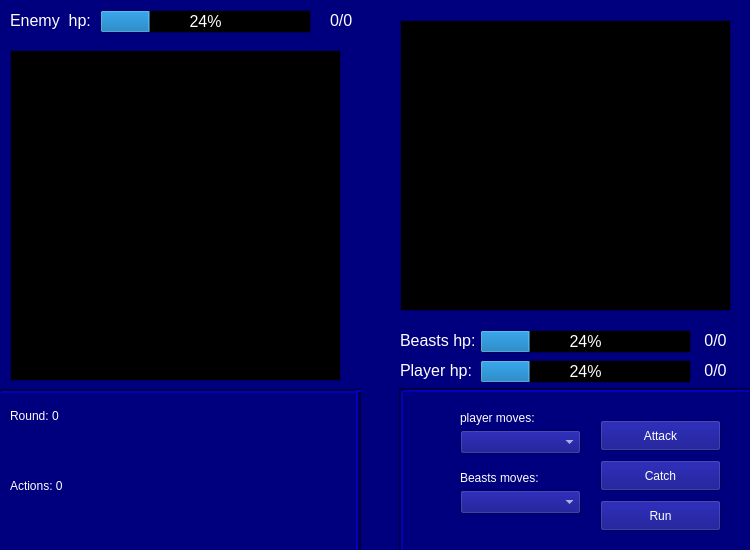
The window that battlescreen.ui (BeatsByDour/QT_Cplusplus_Opdracht) describes before a commit, drawn with Qt 5.
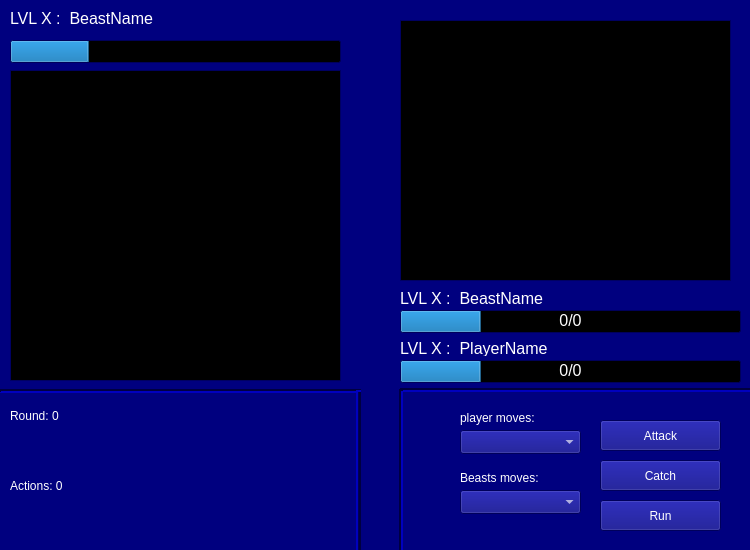
The same window after the commit.

Commit message:
added functionality to battlescreen
the buttons and the combobox in the battlescreen work and let the battle
take place, the labels with the hp,lvl and name are also working
together with the progresbar as hp bar

the only issue is that the whole batlle seauence happens at once after
the first move.

```diff
--- a/battlescreen.ui
+++ b/battlescreen.ui
@@ -557,7 +557,7 @@
     <string>player moves:</string>
    </property>
   </widget>
-  <widget class="QLabel" name="label_2">
+  <widget class="QLabel" name="lbl_Beasts_Moves_Text">
    <property name="geometry">
     <rect>
      <x>460</x>
@@ -607,12 +607,12 @@
     <enum>Qt::Orientation::Vertical</enum>
    </property>
   </widget>
-  <widget class="QProgressBar" name="progressBar">
+  <widget class="QProgressBar" name="pbr_Player">
    <property name="geometry">
     <rect>
-     <x>480</x>
+     <x>400</x>
      <y>360</y>
-     <width>211</width>
+     <width>341</width>
      <height>23</height>
     </rect>
    </property>
@@ -624,31 +624,16 @@
    <property name="value">
     <number>24</number>
    </property>
-  </widget>
-  <widget class="QLabel" name="label_3">
-   <property name="geometry">
-    <rect>
-     <x>400</x>
-     <y>360</y>
-     <width>71</width>
-     <height>21</height>
-    </rect>
-   </property>
-   <property name="font">
-    <font>
-     <pointsize>12</pointsize>
-    </font>
-   </property>
-   <property name="text">
-    <string>Player hp:</string>
+   <property name="textVisible">
+    <bool>false</bool>
    </property>
   </widget>
   <widget class="QLabel" name="lbl_P_Hp_Value">
    <property name="geometry">
     <rect>
-     <x>690</x>
+     <x>400</x>
      <y>360</y>
-     <width>51</width>
+     <width>341</width>
      <height>21</height>
     </rect>
    </property>
@@ -664,30 +649,12 @@
     <set>Qt::AlignmentFlag::AlignCenter</set>
    </property>
   </widget>
-  <widget class="QLabel" name="label_5">
-   <property name="geometry">
-    <rect>
-     <x>400</x>
-     <y>330</y>
-     <width>81</width>
-     <height>21</height>
-    </rect>
-   </property>
-   <property name="font">
-    <font>
-     <pointsize>12</pointsize>
-    </font>
-   </property>
-   <property name="text">
-    <string>Beasts hp:</string>
-   </property>
-  </widget>
   <widget class="QLabel" name="lbl_B_hp_Value">
    <property name="geometry">
     <rect>
-     <x>690</x>
-     <y>330</y>
-     <width>51</width>
+     <x>400</x>
+     <y>310</y>
+     <width>341</width>
      <height>21</height>
     </rect>
    </property>
@@ -703,12 +670,12 @@
     <set>Qt::AlignmentFlag::AlignCenter</set>
    </property>
   </widget>
-  <widget class="QProgressBar" name="progressBar_2">
+  <widget class="QProgressBar" name="pbr_Beasts">
    <property name="geometry">
     <rect>
-     <x>480</x>
-     <y>330</y>
-     <width>211</width>
+     <x>400</x>
+     <y>310</y>
+     <width>341</width>
      <height>23</height>
     </rect>
    </property>
@@ -720,50 +687,17 @@
    <property name="value">
     <number>24</number>
    </property>
-  </widget>
-  <widget class="QLabel" name="lbl_E_hp_Value_2">
-   <property name="geometry">
-    <rect>
-     <x>330</x>
-     <y>10</y>
-     <width>51</width>
-     <height>21</height>
-    </rect>
+   <property name="textVisible">
+    <bool>false</bool>
    </property>
-   <property name="font">
-    <font>
-     <pointsize>12</pointsize>
-    </font>
-   </property>
-   <property name="text">
-    <string>0/0</string>
-   </property>
   </widget>
-  <widget class="QProgressBar" name="progressBar_3">
-   <property name="geometry">
-    <rect>
-     <x>100</x>
-     <y>10</y>
-     <width>211</width>
-     <height>23</height>
-    </rect>
-   </property>
-   <property name="font">
-    <font>
-     <pointsize>12</pointsize>
-    </font>
-   </property>
-   <property name="value">
-    <number>24</number>
-   </property>
-  </widget>
-  <widget class="QLabel" name="label_6">
+  <widget class="QProgressBar" name="pbr_Enemy">
    <property name="geometry">
     <rect>
      <x>10</x>
-     <y>10</y>
-     <width>81</width>
-     <height>21</height>
+     <y>40</y>
+     <width>331</width>
+     <height>23</height>
     </rect>
    </property>
    <property name="font">
@@ -771,11 +705,14 @@
      <pointsize>12</pointsize>
     </font>
    </property>
-   <property name="text">
-    <string>Enemy  hp:</string>
+   <property name="value">
+    <number>24</number>
+   </property>
+   <property name="textVisible">
+    <bool>false</bool>
    </property>
   </widget>
-  <widget class="QLabel" name="label_4">
+  <widget class="QLabel" name="lbl_Round">
    <property name="geometry">
     <rect>
      <x>10</x>
@@ -794,7 +731,7 @@
      <x>400</x>
      <y>20</y>
      <width>331</width>
-     <height>291</height>
+     <height>261</height>
     </rect>
    </property>
   </widget>
@@ -802,9 +739,9 @@
    <property name="geometry">
     <rect>
      <x>10</x>
-     <y>50</y>
+     <y>70</y>
      <width>331</width>
-     <height>331</height>
+     <height>311</height>
     </rect>
    </property>
   </widget>
@@ -857,7 +794,7 @@
     <enum>Qt::Orientation::Vertical</enum>
    </property>
   </widget>
-  <widget class="QLabel" name="label_7">
+  <widget class="QLabel" name="lbl_actions">
    <property name="geometry">
     <rect>
      <x>10</x>
@@ -870,6 +807,61 @@
     <string>Actions: 0</string>
    </property>
   </widget>
+  <widget class="QLabel" name="lbl_B_Name">
+   <property name="geometry">
+    <rect>
+     <x>400</x>
+     <y>290</y>
+     <width>211</width>
+     <height>16</height>
+    </rect>
+   </property>
+   <property name="font">
+    <font>
+     <pointsize>12</pointsize>
+    </font>
+   </property>
+   <property name="text">
+    <string>LVL X :  BeastName </string>
+   </property>
+  </widget>
+  <widget class="QLabel" name="lbl_P_Name">
+   <property name="geometry">
+    <rect>
+     <x>400</x>
+     <y>340</y>
+     <width>251</width>
+     <height>16</height>
+    </rect>
+   </property>
+   <property name="font">
+    <font>
+     <pointsize>12</pointsize>
+    </font>
+   </property>
+   <property name="text">
+    <string>LVL X :  PlayerName </string>
+   </property>
+  </widget>
+  <widget class="QLabel" name="lbl_E_Name">
+   <property name="geometry">
+    <rect>
+     <x>10</x>
+     <y>10</y>
+     <width>331</width>
+     <height>16</height>
+    </rect>
+   </property>
+   <property name="font">
+    <font>
+     <pointsize>12</pointsize>
+    </font>
+   </property>
+   <property name="text">
+    <string>LVL X :  BeastName </string>
+   </property>
+  </widget>
+  <zorder>pbr_Beasts</zorder>
   <zorder>line_3</zorder>
   <zorder>line_4</zorder>
   <zorder>PlayerMoves</zorder>
@@ -878,22 +870,20 @@
   <zorder>btnRun</zorder>
   <zorder>BeastsMoves</zorder>
   <zorder>label</zorder>
-  <zorder>label_2</zorder>
+  <zorder>lbl_Beasts_Moves_Text</zorder>
   <zorder>line</zorder>
   <zorder>line_2</zorder>
-  <zorder>progressBar</zorder>
-  <zorder>label_3</zorder>
+  <zorder>pbr_Player</zorder>
   <zorder>lbl_P_Hp_Value</zorder>
-  <zorder>label_5</zorder>
   <zorder>lbl_B_hp_Value</zorder>
-  <zorder>progressBar_2</zorder>
-  <zorder>lbl_E_hp_Value_2</zorder>
-  <zorder>progressBar_3</zorder>
-  <zorder>label_6</zorder>
+  <zorder>pbr_Enemy</zorder>
   <zorder>PLayerimmage</zorder>
   <zorder>PLayerimmage_2</zorder>
-  <zorder>label_4</zorder>
-  <zorder>label_7</zorder>
+  <zorder>lbl_Round</zorder>
+  <zorder>lbl_actions</zorder>
+  <zorder>lbl_B_Name</zorder>
+  <zorder>lbl_P_Name</zorder>
+  <zorder>lbl_E_Name</zorder>
  </widget>
  <resources/>
  <connections/>
```
The commit also changes 10 other files.
